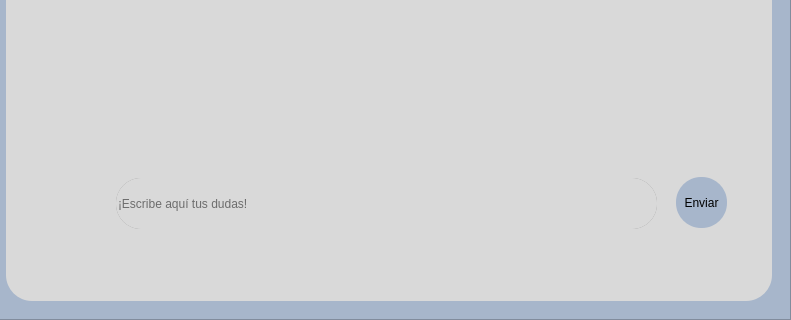
Above: ventanas/uVentanaVisitante.ui from Lomeli89/FoxyBotApp1.0 before the change; both pictures show x 225 to 1016 and y 254 to 574 of the 1016 by 574 pixel window. Below: the same form after it.
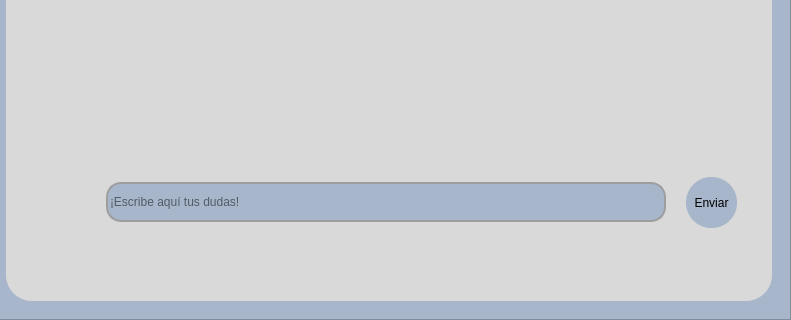
That is the form after the change. The open tabs and pages were chosen to show the change. Icons and pictures are not drawn.

What changed in the file:
```diff
--- a/ventanas/uVentanaVisitante.ui
+++ b/ventanas/uVentanaVisitante.ui
@@ -456,7 +456,7 @@
                  <widget class="QPushButton" name="pushButton">
                   <property name="geometry">
                    <rect>
-                    <x>660</x>
+                    <x>670</x>
                     <y>10</y>
                     <width>51</width>
                     <height>51</height>
@@ -509,62 +509,27 @@
                    <bool>true</bool>
                   </property>
                  </widget>
-                 <widget class="QFrame" name="frame_4">
+                 <widget class="QLineEdit" name="lineEdit">
                   <property name="geometry">
                    <rect>
-                    <x>100</x>
-                    <y>11</y>
-                    <width>541</width>
-                    <height>51</height>
+                    <x>90</x>
+                    <y>15</y>
+                    <width>560</width>
+                    <height>40</height>
                    </rect>
                   </property>
                   <property name="styleSheet">
-                   <string notr="true">QFrame{
+                   <string notr="true">QLineEdit{
 	
+	font: 9pt &quot;MS Sans Serif&quot;;
+	border: 2px solid rgb(158, 158, 158);
+	border-radius: 15px;
 	
-	
-	
-	
-	
-	background-color: rgb(148, 148, 148);
-	padding-top:1px;
-	border-radius:25px;
-	
-	border-color: rgb(0, 46, 109);
 }</string>
                   </property>
-                  <property name="frameShape">
-                   <enum>QFrame::StyledPanel</enum>
+                  <property name="placeholderText">
+                   <string>¡Escribe aquí tus dudas!</string>
                   </property>
-                  <property name="frameShadow">
-                   <enum>QFrame::Raised</enum>
-                  </property>
-                  <widget class="QLineEdit" name="lineEdit">
-                   <property name="geometry">
-                    <rect>
-                     <x>0</x>
-                     <y>0</y>
-                     <width>541</width>
-                     <height>51</height>
-                    </rect>
-                   </property>
-                   <property name="styleSheet">
-                    <string notr="true">QLineEdit{
-	
-	
-	
-	
-	background-color: rgb(217, 217, 217);
-	padding-top:1px;
-	border-radius:25px;
-	
-	border-color: rgb(0, 46, 109);
-}</string>
-                   </property>
-                   <property name="placeholderText">
-                    <string>¡Escribe aquí tus dudas!</string>
-                   </property>
-                  </widget>
                  </widget>
                  <zorder>frame_4</zorder>
                  <zorder>pushButton</zorder>
```
Left out of the diff: 14 changed lines with no effect on the pictures.
